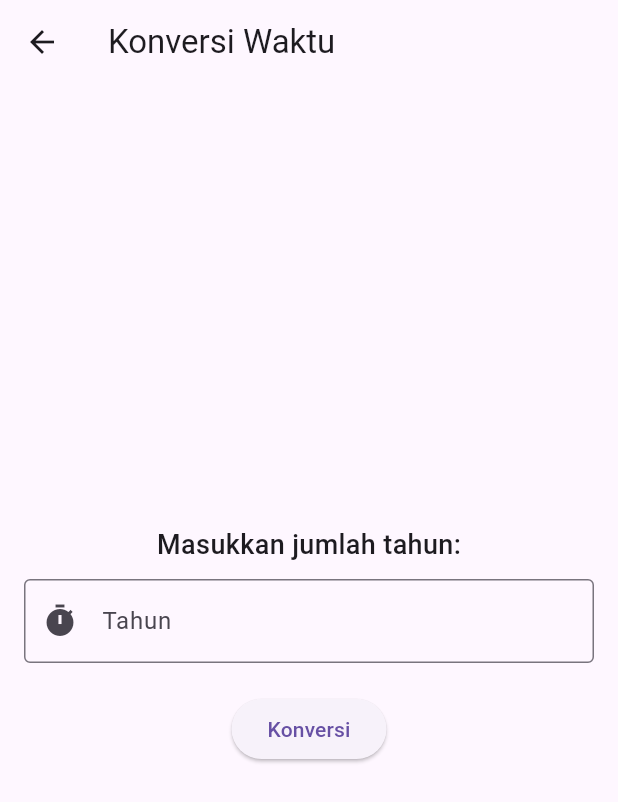
After one commit to ryankananyola/Tugas3_TPM, a Flutter app: the TimeConverterPage screen opened directly, after a tap on "Konversi", on a phone screen of 412 x 824 dp. The commit adds this screen. Shown: the top 802 px of the screen. Run offline on Flutter 3.47's test engine with Material 3 defaults, Android fonts, the phone set to English and light mode, and no system bars; our stand-ins replace shared_preferences; accounts and stored records are empty.

Commit message:
update features

```diff
--- /dev/null
+++ b/tugas3tpm_klp/lib/pages/features/time_converter_page.dart
@@ -0,0 +1,88 @@
+import 'package:flutter/material.dart';
+
+class TimeConverterPage extends StatefulWidget {
+  @override
+  _TimeConverterPageState createState() => _TimeConverterPageState();
+}
+
+class _TimeConverterPageState extends State<TimeConverterPage> {
+  final TextEditingController _yearController = TextEditingController();
+  int? hours, minutes, seconds;
+
+  void _convertTime() {
+    int? years = int.tryParse(_yearController.text);
+    if (years != null && years >= 0) {
+      setState(() {
+        hours = years * 365 * 24;
+        minutes = hours! * 60;
+        seconds = minutes! * 60;
+      });
+    }
+  }
+
+  String formatNumber(int number) {
+    return number.toString().replaceAllMapped(
+      RegExp(r'\B(?=(\d{3})+(?!\d))'),
+      (match) => '.',
+    );
+  }
+
+  @override
+  Widget build(BuildContext context) {
+    return Scaffold(
+      appBar: AppBar(title: Text('Konversi Waktu')),
+      body: Padding(
+        padding: const EdgeInsets.all(16.0),
+        child: Column(
+          mainAxisAlignment: MainAxisAlignment.center,
+          children: [
+            Text(
+              'Masukkan jumlah tahun:',
+              style: TextStyle(fontSize: 18, fontWeight: FontWeight.w500),
+            ),
+            SizedBox(height: 10),
+            TextField(
+              controller: _yearController,
+              keyboardType: TextInputType.number,
+              decoration: InputDecoration(
+                border: OutlineInputBorder(),
+                labelText: 'Tahun',
+                prefixIcon: Icon(Icons.timer),
+              ),
+            ),
+            SizedBox(height: 20),
+            ElevatedButton(onPressed: _convertTime, child: Text('Konversi')),
+            SizedBox(height: 20),
+            if (hours != null)
+              Column(
+                children: [
+                  Text(
+                    'Hasil Konversi:',
+                    style: TextStyle(fontSize: 18, fontWeight: FontWeight.bold),
+                  ),
+                  SizedBox(height: 10),
+                  _buildResultTile('Jam', hours!),
+                  _buildResultTile('Menit', minutes!),
+                  _buildResultTile('Detik', seconds!),
+                ],
+              ),
+          ],
+        ),
+      ),
+    );
+  }
+
+  Widget _buildResultTile(String label, int value) {
+    return Card(
+      elevation: 2,
+      margin: EdgeInsets.symmetric(vertical: 5),
+      child: ListTile(
+        leading: Icon(Icons.access_time),
+        title: Text(
+          '$label: ${formatNumber(value)}',
+          style: TextStyle(fontSize: 16),
+        ),
+      ),
+    );
+  }
+}
```
Also changed, not shown: tugas3tpm_klp/lib/pages/features/number_type_page.dart (+148 -0 lines), tugas3tpm_klp/lib/pages/features/stopwatch_page.dart (+149 -0 lines), tugas3tpm_klp/lib/pages/home_page.dart (+95 -20 lines), tugas3tpm_klp/lib/pages/login_page.dart (+26 -4 lines), tugas3tpm_klp/lib/pages/features/time_conversion_page.dart (deleted), tugas3tpm_klp/lib/pages/help_page.dart (added), tugas3tpm_klp/lib/pages/member_page.dart (added).
